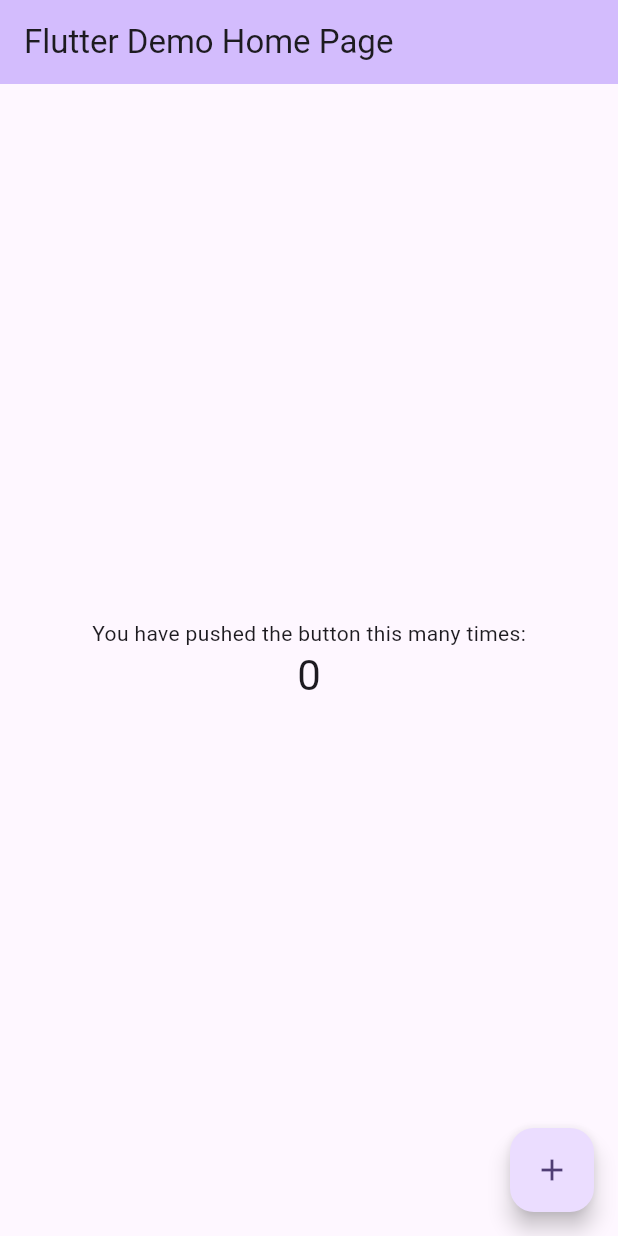
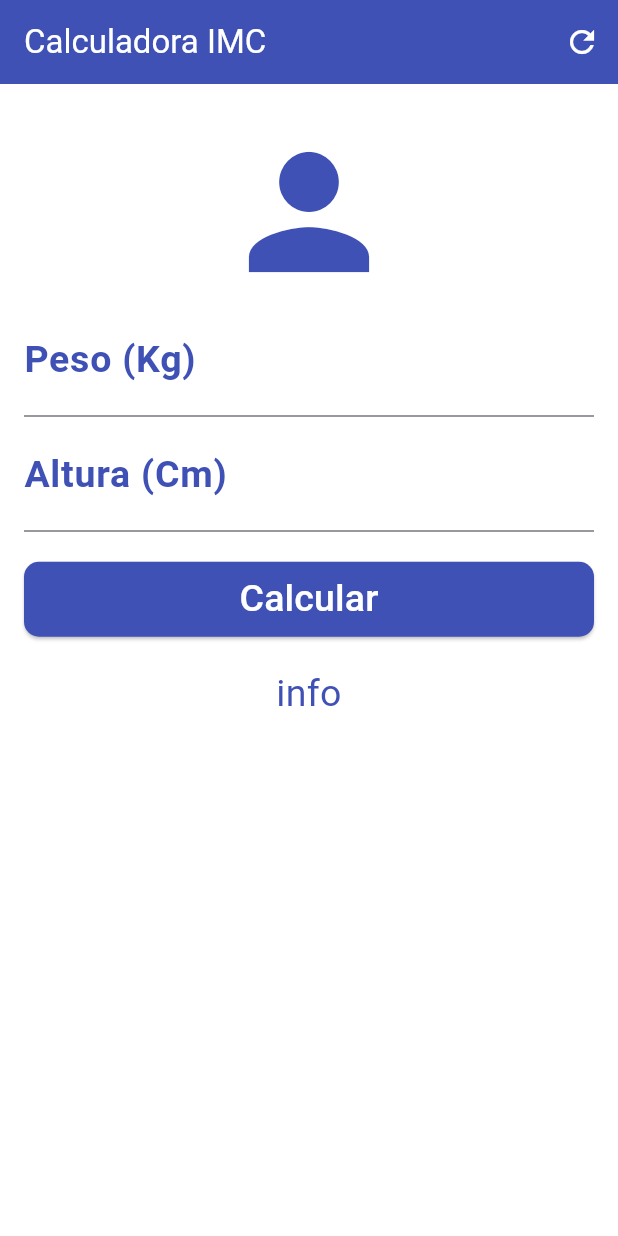
Before and after one commit to Murilo-RD/Flutter_Calculadora_IMC, a Flutter app: the screen it shows after launch, on a phone screen of 412 x 824 dp. Run offline on Flutter 3.47's test engine with Material 3 defaults, Android fonts, the phone set to English and light mode, and no system bars.

Commit message:
first commit

```diff
--- /dev/null
+++ b/lib/Pages/tela_principal.dart
@@ -0,0 +1,109 @@
+import 'package:flutter/cupertino.dart';
+import 'package:flutter/material.dart';
+
+class ImcPage extends StatefulWidget {
+  const ImcPage({super.key});
+
+  @override
+  State<ImcPage> createState() => _ImcPageState();
+}
+
+class _ImcPageState extends State<ImcPage> {
+  @override
+  Widget build(BuildContext context) {
+    return Scaffold(
+      appBar: AppBar(
+        title: Text(
+          'Calculadora IMC',
+          style: TextStyle(
+            color: Colors.white,
+          ),
+        ),
+        backgroundColor: Colors.indigo,
+        actions: [
+          IconButton(
+            onPressed: null,
+            icon: Icon(
+              Icons.refresh,
+              color: Colors.white,
+            ),
+          ),
+        ],
+      ),
+      backgroundColor: Colors.white,
+      body: SingleChildScrollView(
+        child: Padding(
+          padding: const EdgeInsets.symmetric(horizontal: 16),
+          child: Column(
+            crossAxisAlignment: CrossAxisAlignment.stretch,
+
+            children: [
+              SizedBox(
+                height: 25,
+              ),
+              Icon(
+                Icons.person,
+                size: 120.0,
+                color: Colors.indigo,
+              ),
+              TextField(
+                keyboardType: TextInputType.number,
+                decoration: InputDecoration(
+                  label: Text(
+                    'Peso (Kg)',
+                  ),
+                  labelStyle: TextStyle(
+                      color: Colors.indigo,
+                      fontWeight: FontWeight.w700,
+                      fontSize: 25),
+                ),
+                textAlign: TextAlign.center,
+                style: TextStyle(color: Colors.indigo, fontSize: 25.0),
+              ),
+              TextField(
+                keyboardType: TextInputType.number,
+                decoration: InputDecoration(
+                  label: Text(
+                    'Altura (Cm)',
+                  ),
+                  labelStyle: TextStyle(
+                      color: Colors.indigo,
+                      fontWeight: FontWeight.w700,
+                      fontSize: 25),
+                ),
+                textAlign: TextAlign.center,
+                style: TextStyle(color: Colors.indigo, fontSize: 25.0),
+              ),
+
+              Padding(
+                padding: const EdgeInsets.symmetric(vertical: 20.0),
+                child: Container(
+                  height: 50.0,
+                  child: ElevatedButton(
+                    onPressed: () {},
+                    style: ElevatedButton.styleFrom(
+                      shape: RoundedRectangleBorder(borderRadius: BorderRadius.circular(10)),
+                      backgroundColor: Colors.indigo,
+                    ),
+                    child: Text(
+                      'Calcular',
+                      style: TextStyle(color: Colors.white,fontSize: 25),
+                    ),
+                  ),
+                ),
+              ),
+              Text(
+                "info",
+                textAlign: TextAlign.center,
+                style: TextStyle(
+                  color: Colors.indigo,
+                  fontSize: 25,
+                ),
+              )
+            ],
+          ),
+        ),
+      ),
+    );
+  }
+}
--- a/lib/main.dart
+++ b/lib/main.dart
@@ -1,125 +1,22 @@
+
+
+import 'package:flutter/cupertino.dart';
 import 'package:flutter/material.dart';
 
-void main() {
-  runApp(const MyApp());
+import 'Pages/tela_principal.dart';
+
+void main(){
+  runApp(MyApp());
 }
 
 class MyApp extends StatelessWidget {
   const MyApp({super.key});
 
-  // This widget is the root of your application.
   @override
   Widget build(BuildContext context) {
     return MaterialApp(
-      title: 'Flutter Demo',
-      theme: ThemeData(
-        // This is the theme of your application.
-        //
-        // TRY THIS: Try running your application with "flutter run". You'll see
-        // the application has a purple toolbar. Then, without quitting the app,
-        // try changing the seedColor in the colorScheme below to Colors.green
-        // and then invoke "hot reload" (save your changes or press the "hot
-        // reload" button in a Flutter-supported IDE, or press "r" if you used
-        // the command line to start the app).
-        //
-        // Notice that the counter didn't reset back to zero; the application
-        // state is not lost during the reload. To reset the state, use hot
-        // restart instead.
-        //
-        // This works for code too, not just values: Most code changes can be
-        // tested with just a hot reload.
-        colorScheme: ColorScheme.fromSeed(seedColor: Colors.deepPurple),
-        useMaterial3: true,
-      ),
-      home: const MyHomePage(title: 'Flutter Demo Home Page'),
+        debugShowCheckedModeBanner: false,
+        home: ImcPage(),
     );
   }
 }
-
-class MyHomePage extends StatefulWidget {
-  const MyHomePage({super.key, required this.title});
-
-  // This widget is the home page of your application. It is stateful, meaning
-  // that it has a State object (defined below) that contains fields that affect
-  // how it looks.
-
-  // This class is the configuration for the state. It holds the values (in this
-  // case the title) provided by the parent (in this case the App widget) and
-  // used by the build method of the State. Fields in a Widget subclass are
-  // always marked "final".
-
-  final String title;
-
-  @override
-  State<MyHomePage> createState() => _MyHomePageState();
-}
-
-class _MyHomePageState extends State<MyHomePage> {
-  int _counter = 0;
-
-  void _incrementCounter() {
-    setState(() {
-      // This call to setState tells the Flutter framework that something has
-      // changed in this State, which causes it to rerun the build method below
-      // so that the display can reflect the updated values. If we changed
-      // _counter without calling setState(), then the build method would not be
-      // called again, and so nothing would appear to happen.
-      _counter++;
-    });
-  }
-
-  @override
-  Widget build(BuildContext context) {
-    // This method is rerun every time setState is called, for instance as done
-    // by the _incrementCounter method above.
-    //
-    // The Flutter framework has been optimized to make rerunning build methods
-    // fast, so that you can just rebuild anything that needs updating rather
-    // than having to individually change instances of widgets.
-    return Scaffold(
-      appBar: AppBar(
-        // TRY THIS: Try changing the color here to a specific color (to
-        // Colors.amber, perhaps?) and trigger a hot reload to see the AppBar
-        // change color while the other colors stay the same.
-        backgroundColor: Theme.of(context).colorScheme.inversePrimary,
-        // Here we take the value from the MyHomePage object that was created by
-        // the App.build method, and use it to set our appbar title.
-        title: Text(widget.title),
-      ),
-      body: Center(
-        // Center is a layout widget. It takes a single child and positions it
-        // in the middle of the parent.
-        child: Column(
-          // Column is also a layout widget. It takes a list of children and
-          // arranges them vertically. By default, it sizes itself to fit its
-          // children horizontally, and tries to be as tall as its parent.
-          //
-          // Column has various properties to control how it sizes itself and
-          // how it positions its children. Here we use mainAxisAlignment to
-          // center the children vertically; the main axis here is the vertical
-          // axis because Columns are vertical (the cross axis would be
-          // horizontal).
-          //
-          // TRY THIS: Invoke "debug painting" (choose the "Toggle Debug Paint"
-          // action in the IDE, or press "p" in the console), to see the
-          // wireframe for each widget.
-          mainAxisAlignment: MainAxisAlignment.center,
-          children: <Widget>[
-            const Text(
-              'You have pushed the button this many times:',
-            ),
-            Text(
-              '$_counter',
-              style: Theme.of(context).textTheme.headlineMedium,
-            ),
-          ],
-        ),
-      ),
-      floatingActionButton: FloatingActionButton(
-        onPressed: _incrementCounter,
-        tooltip: 'Increment',
-        child: const Icon(Icons.add),
-      ), // This trailing comma makes auto-formatting nicer for build methods.
-    );
-  }
-}
```
Also changed, not shown: 1 other file.
